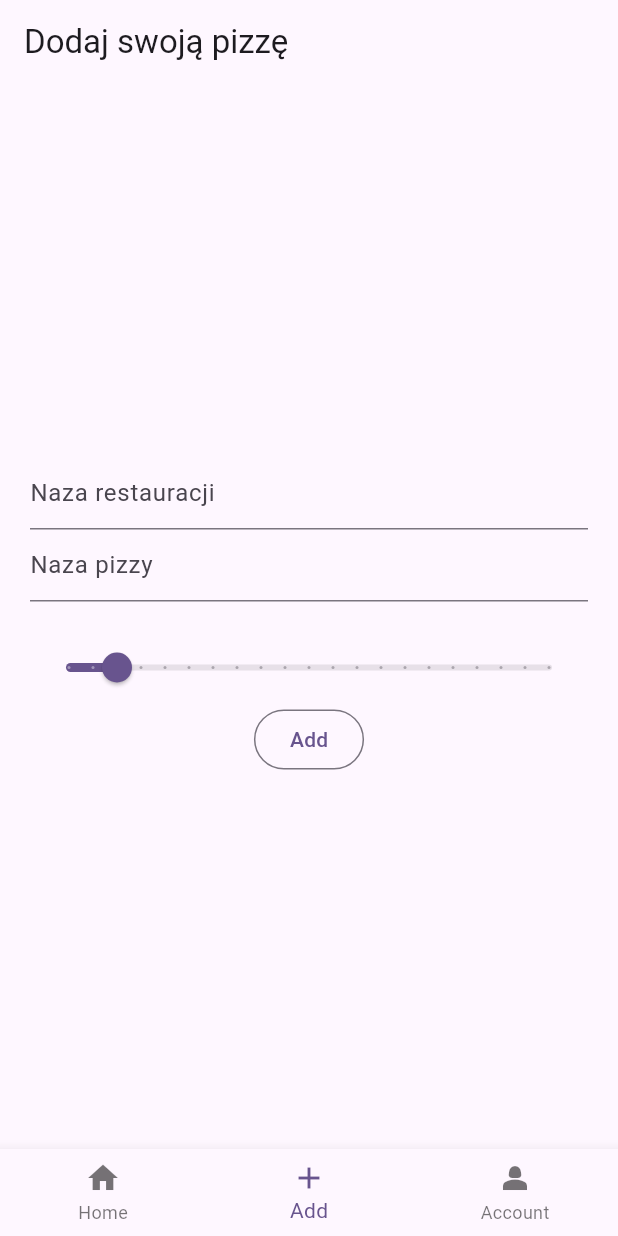
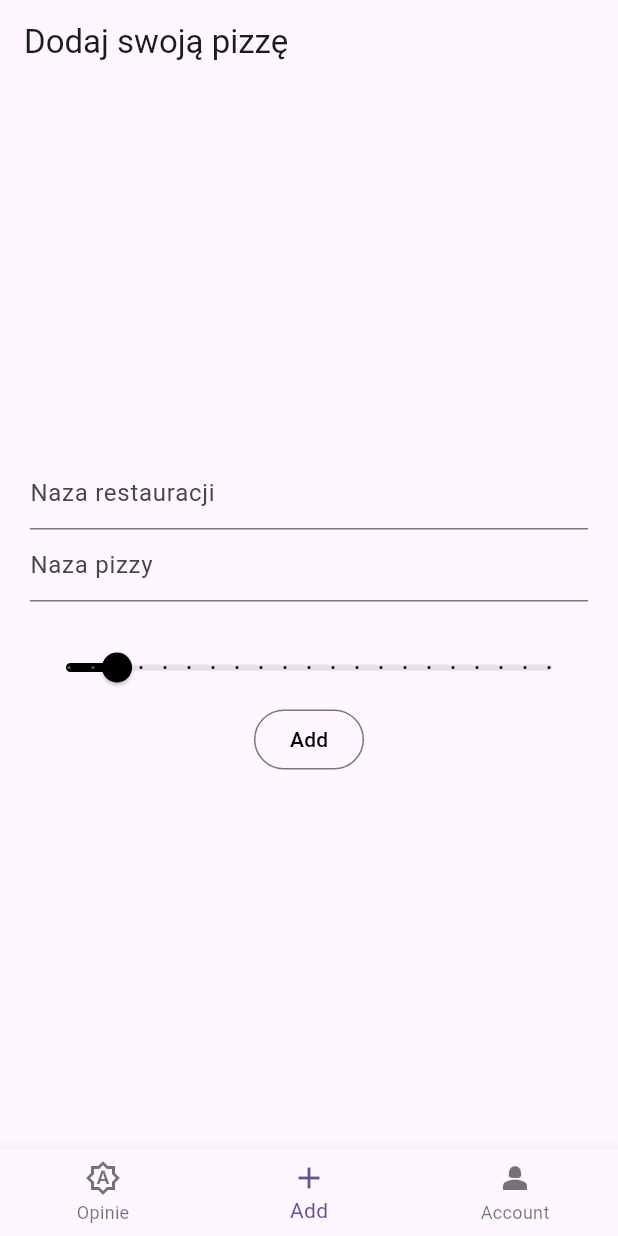
Before and after one commit to damianfaron/pizzakrakow, a Flutter app: the screen it shows once a user with an empty profile is signed in, item 2 of the bottom bar chosen, after a tap on "Add", on a phone screen of 412 x 824 dp. Run offline on Flutter 3.47's test engine with Material 2 defaults, Android fonts, the phone set to English and light mode, and no system bars; our stand-ins replace cloud_firestore, firebase_auth, firebase_core; accounts and stored records are empty.

Commit message:
add sorting after evaluation

```diff
--- a/lib/home_page/add_opinion/add_opinion_page_content.dart
+++ b/lib/home_page/add_opinion/add_opinion_page_content.dart
@@ -49,6 +49,7 @@ class _AddOpinionContentState extends State<AddOpinionContent> {
               max: 10.0,
               divisions: 20,
               label: rating.toString(),
+              activeColor: Colors.black,
             ),
             OutlinedButton(
               onPressed: () {
@@ -58,7 +59,10 @@ class _AddOpinionContentState extends State<AddOpinionContent> {
                   'rating': rating
                 });
               },
-              child: const Text('Add'),
+              child: const Text(
+                'Add',
+                style: TextStyle(color: Colors.black),
+              ),
             )
           ],
         ),
--- a/lib/home_page/home_page.dart
+++ b/lib/home_page/home_page.dart
@@ -1,4 +1,3 @@
-
 import 'package:firebase_auth/firebase_auth.dart';
 import 'package:flutter/material.dart';
 import 'package:pizzakrakow/home_page/add_opinion/add_opinion_page_content.dart';
@@ -40,7 +39,7 @@ class _HomePageState extends State<HomePage> {
           return const RestaurantsPageContent();
         }
         if (currenIndex == 1) {
-          return  AddOpinionContent();
+          return const AddOpinionContent();
         }
         return MyAccountPageContent(email: widget.user.email);
       }),
@@ -53,8 +52,8 @@ class _HomePageState extends State<HomePage> {
         },
         items: const [
           BottomNavigationBarItem(
-            icon: Icon(Icons.home),
-            label: 'Home',
+            icon: Icon(Icons.brightness_auto_outlined),
+            label: 'Opinie',
           ),
           BottomNavigationBarItem(
             icon: Icon(Icons.add),
--- a/lib/home_page/restaurants/restaurants_page_content.dart
+++ b/lib/home_page/restaurants/restaurants_page_content.dart
@@ -1,4 +1,3 @@
-
 import 'package:cloud_firestore/cloud_firestore.dart';
 import 'package:flutter/material.dart';
 
@@ -10,8 +9,10 @@ class RestaurantsPageContent extends StatelessWidget {
   @override
   Widget build(BuildContext context) {
     return StreamBuilder<QuerySnapshot<Map<String, dynamic>>>(
-        stream:
-            FirebaseFirestore.instance.collection('restaurants').snapshots(),
+        stream: FirebaseFirestore.instance
+            .collection('restaurants')
+            .orderBy('rating', descending: true)
+            .snapshots(),
         builder: (context, snapshot) {
           if (snapshot.hasError) {
             return const Center(child: Text('Coś poszło nie tak'));
@@ -48,9 +49,6 @@ class RestaurantsPageContent extends StatelessWidget {
               const SizedBox(
                 height: 100,
               ),
-              // const Center(
-              //   child: Text('Home'),
-              // ),
             ],
           );
         });
```
